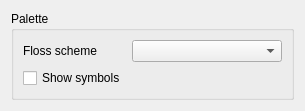
The window that ui/PaletteConfigPage.ui (KDE/kxstitch) describes before a commit, drawn with Qt 5.
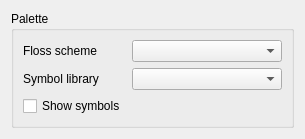
The same window after the commit. Custom widgets are drawn as their Qt base class.

Commit message: Added functionality to switch symbol libraries

```diff
--- a/ui/PaletteConfigPage.ui
+++ b/ui/PaletteConfigPage.ui
@@ -7,7 +7,7 @@
     <x>0</x>
     <y>0</y>
     <width>288</width>
-    <height>92</height>
+    <height>119</height>
    </rect>
   </property>
   <property name="windowTitle">
@@ -37,13 +37,23 @@
         </property>
        </widget>
       </item>
-      <item row="1" column="0">
+      <item row="2" column="0">
        <widget class="QCheckBox" name="kcfg_Palette_ShowSymbols">
         <property name="text">
          <string>Show symbols</string>
         </property>
        </widget>
       </item>
+      <item row="1" column="0">
+       <widget class="QLabel" name="label">
+        <property name="text">
+         <string>Symbol library</string>
+        </property>
+       </widget>
+      </item>
+      <item row="1" column="1">
+       <widget class="KComboBox" name="kcfg_Palette_DefaultSymbolLibrary"/>
+      </item>
      </layout>
     </widget>
    </item>
```
The commit also changes 15 other files.
